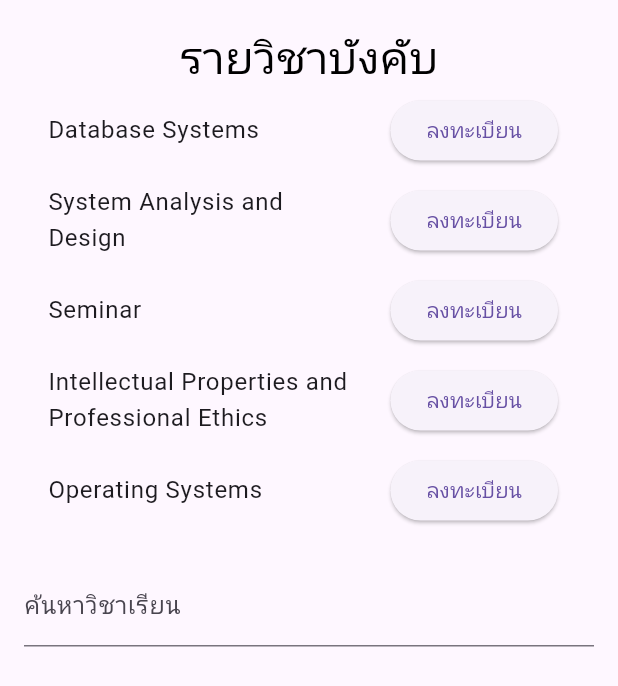
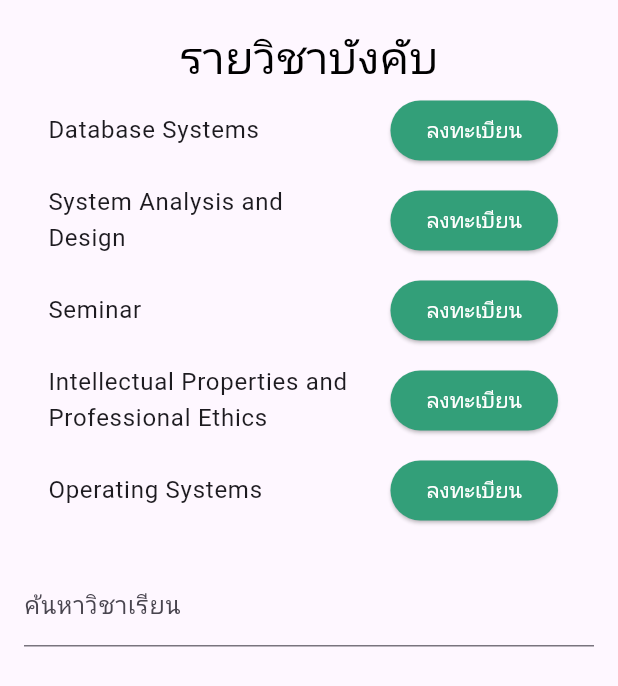
Before and after one commit to Nxwbtk/KU-SRC-MobileDev-Project, a Flutter app: the RegisterPage widget shown alone on an empty page, opened directly, on a phone screen of 412 x 824 dp. Shown: the top 686 px of the screen. Run offline on Flutter 3.47's test engine with Material 3 defaults, Android fonts, the phone set to English and light mode, and no system bars; our stand-ins replace cloud_firestore, firebase_auth, firebase_core; missing offline and left inert: awesome_select; accounts and stored records are empty.

Commit message:
เพิ่มสี

```diff
--- a/ku_app/lib/student/register.dart
+++ b/ku_app/lib/student/register.dart
@@ -98,8 +98,15 @@ class _RegisterPageState extends State<RegisterPage> {
                       onPressed: () {
                         // ดำเนินการลงทะเบียนเรียน
                       },
-                    child: Text('ลงทะเบียน'),
+                      style: ButtonStyle(
+                        backgroundColor: MaterialStateProperty.all<Color>(
+                            Color.fromARGB(255, 51, 159, 121)),
                       ),
+                      child: Text(
+                        'ลงทะเบียน',
+                        style: TextStyle(color: Colors.white),
+                      ),
+                    )
                     );
               } else {
                 return SizedBox.shrink();
@@ -131,8 +138,15 @@ class _RegisterPageState extends State<RegisterPage> {
                       onPressed: () {
                         // ดำเนินการลงทะเบียนเรียน
                       },
-                    child: Text('ลงทะเบียน'),
+                      style: ButtonStyle(
+                        backgroundColor: MaterialStateProperty.all<Color>(
+                            Color.fromARGB(255, 51, 159, 121)),
                       ),
+                      child: Text(
+                        'ลงทะเบียน',
+                        style: TextStyle(color: Colors.white),
+                      ),
+                    )
                 );
               },
             ),
```
Lines whose indentation alone changed are shown as unchanged.
